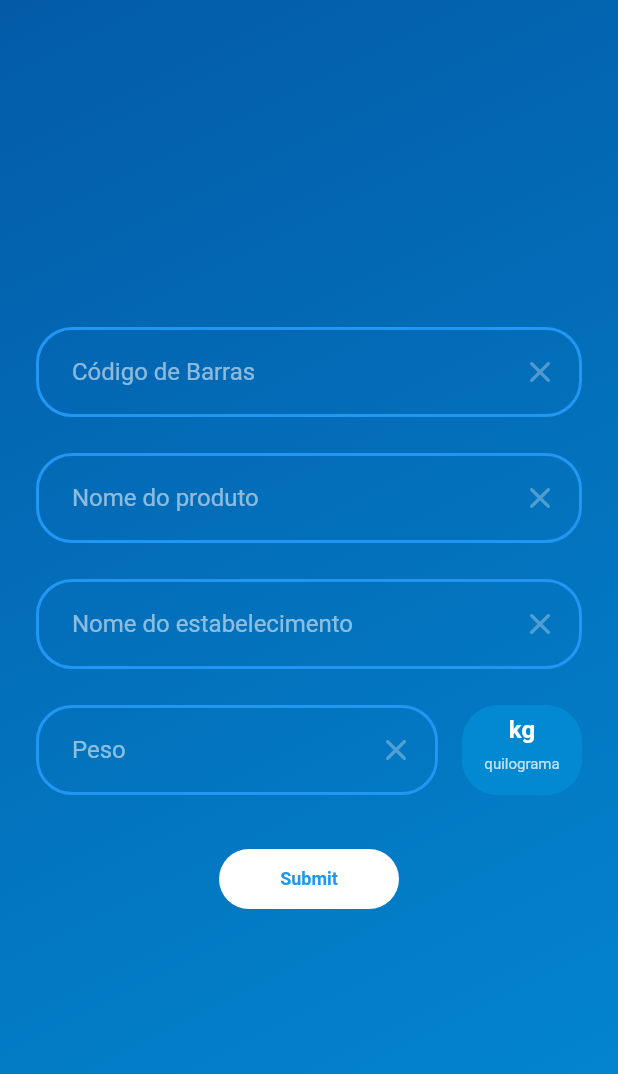
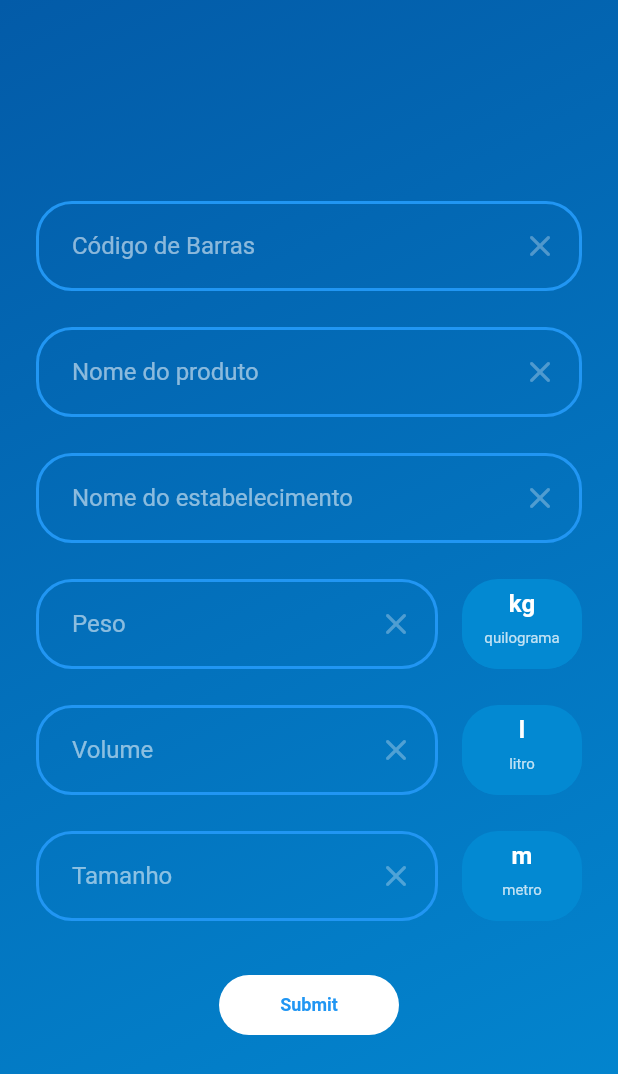
Before and after one commit to danieljorge17/product_catalog_screen, a Flutter app: the screen it shows after launch, on a phone screen of 412 x 824 dp. Shown: the top 1074 px of the screen. Run offline on Flutter 3.47's test engine with Material 2 defaults, Android fonts, the phone set to English and light mode, and no system bars.

Commit message:
configurado widget dropdown para reuso e adicionado 2 ultimos itens ao list view

```diff
--- a/lib/main.dart
+++ b/lib/main.dart
@@ -21,8 +21,6 @@ class MyApp extends StatelessWidget {
 
 class HomePage extends StatelessWidget {
   const HomePage({Key? key}) : super(key: key);
-
-  static final GlobalKey _key = GlobalKey();
 
   @override
   Widget build(BuildContext context) {
@@ -63,21 +61,64 @@ class HomePage extends StatelessWidget {
                 child: Row(
                   crossAxisAlignment: CrossAxisAlignment.start,
                   //crossAxisAlignment: CrossAxisAlignment.stretch,
-                  children: [
-                    const SizedBox(height: 24),
+                  children: const [
                     Flexible(
                       child: TextInputBox(
                         labelName: "Peso",
                         hintText: "Ex: 12,5",
-                        key: _key,
                       ),
                     ),
-                    const SizedBox(width: 16),
-                    const AnimatedDropdownButton(
+                    SizedBox(width: 16),
+                    AnimatedDropdownButton(
                       optionsList: [
                         ["kg", "quilograma"],
                         ["g", "grama"],
-                        ["mg", "miligrama"]
+                        ["mg", "miligrama"],
+                      ],
+                    ),
+                  ],
+                ),
+              ),
+              const SizedBox(height: 24),
+              IntrinsicHeight(
+                child: Row(
+                  crossAxisAlignment: CrossAxisAlignment.start,
+                  //crossAxisAlignment: CrossAxisAlignment.stretch,
+                  children: const [
+                    Flexible(
+                      child: TextInputBox(
+                        labelName: "Volume",
+                        hintText: "Ex: 12,5",
+                      ),
+                    ),
+                    SizedBox(width: 16),
+                    AnimatedDropdownButton(
+                      optionsList: [
+                        ["l", "litro"],
+                        ["ml", "mililitro"],
+                      ],
+                    ),
+                  ],
+                ),
+              ),
+              const SizedBox(height: 24),
+              IntrinsicHeight(
+                child: Row(
+                  crossAxisAlignment: CrossAxisAlignment.start,
+                  //crossAxisAlignment: CrossAxisAlignment.stretch,
+                  children: const [
+                    Flexible(
+                      child: TextInputBox(
+                        labelName: "Tamanho",
+                        hintText: "Ex: 12,5",
+                      ),
+                    ),
+                    SizedBox(width: 16),
+                    AnimatedDropdownButton(
+                      optionsList: [
+                        ["m", "metro"],
+                        ["cm", "centímetro"],
+                        ["mm", "milímetro"],
                       ],
                     ),
                   ],
@@ -122,22 +163,6 @@ class _AnimatedDropdownButtonState extends State<AnimatedDropdownButton> {
   final Color backgroundButtonColor = const Color(0xFF0389D2);
   Color backgroundDropdownColor = const Color(0xFF0389D2);
   final Color setBackgroundDropdownColor = const Color(0xFFF5F5F5);
-
-  // final TextStyle dropdownButtonHeadline = const TextStyle(
-  //   fontSize: 16,
-  //   color: Color(0xFF468FF2),
-  //   fontWeight: FontWeight.bold,
-  // );
-  // final TextStyle dropdownButtonOptions = const TextStyle(
-  //   fontSize: 12,
-  //   color: Color(0xFF468FF2),
-  // );
-  // final TextStyle dropdownButtonTagline = const TextStyle(
-  //   fontSize: 10,
-  //   color: Color(0xFFB2B2B2),
-  // );
-  // final Color backgroundButtonColor = const Color(0xFFFFFFFF);
-  // final Color backgroundDropdownColor = const Color(0xFFF5F5F5);
 
   bool isOpen = false;
   BorderRadius borderButton = BorderRadius.circular(24);
@@ -200,38 +225,15 @@ class _AnimatedDropdownButtonState extends State<AnimatedDropdownButton> {
                 SizedBox(
                   height: heightButton,
                 ),
+                for (int i = 0; i < widget.optionsList.length; i++)
                   Flexible(
                     flex: 1,
                     child: InkWell(
                       onTap: () {
-                      _switchOptions(0);
+                        _switchOptions(i);
                       },
                       child: Text(
-                      widget.optionsList[0][1],
-                      style: dropdownButtonOptions,
-                    ),
-                  ),
-                ),
-                Flexible(
-                  flex: 1,
-                  child: InkWell(
-                    onTap: () {
-                      _switchOptions(1);
-                    },
-                    child: Text(
-                      widget.optionsList[1][1],
-                      style: dropdownButtonOptions,
-                    ),
-                  ),
-                ),
-                Flexible(
-                  flex: 1,
-                  child: InkWell(
-                    onTap: () {
-                      _switchOptions(2);
-                    },
-                    child: Text(
-                      widget.optionsList[2][1],
+                        widget.optionsList[i][1],
                         style: dropdownButtonOptions,
                       ),
                     ),
```
Also changed, not shown: lib/build.dart (added, +98 -0 lines). Lines whose indentation alone changed are shown as unchanged.
